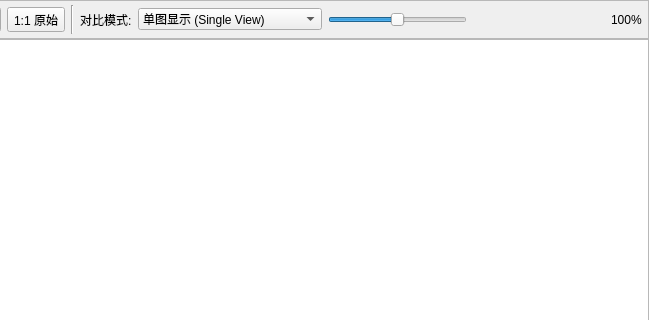
Old version of the form src/ui/ImageViewer.ui in the repository Shdjy/VisionStudioOpenCV; both pictures show x 201 to 850 and y 0 to 320 of the 850 by 550 pixel window.
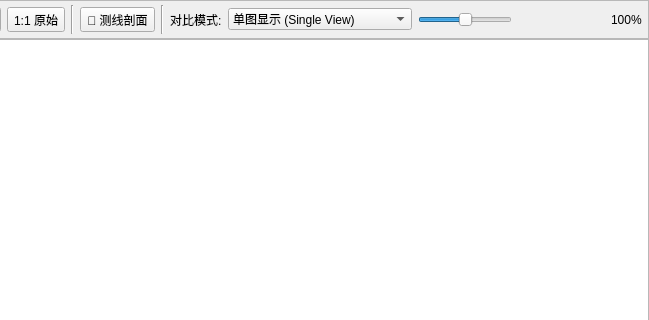
New version of the form.

Commit message: feat(ops&ui): 扩展四大工业核心算子(圆柱面展开/RANSAC拟合圆/条码QR识别/骨架细化)与交互式测线灰度剖面分析器

The edit to the form file:
```diff
--- a/src/ui/ImageViewer.ui
+++ b/src/ui/ImageViewer.ui
@@ -87,6 +87,26 @@
         </property>
        </widget>
       </item>
+      <item>
+       <widget class="Line" name="lineSepProfile">
+        <property name="orientation">
+         <enum>Qt::Vertical</enum>
+        </property>
+       </widget>
+      </item>
+      <item>
+       <widget class="QToolButton" name="btnLineProfile">
+        <property name="toolTip">
+         <string>开启/关闭交互式测线灰度剖面分析 (Profile Line / 快捷键 L)</string>
+        </property>
+        <property name="text">
+         <string>📏 测线剖面</string>
+        </property>
+        <property name="checkable">
+         <bool>true</bool>
+        </property>
+       </widget>
+      </item>
       <item>
        <widget class="Line" name="lineSep1">
         <property name="orientation">
```
The commit also changes 10 other files.
